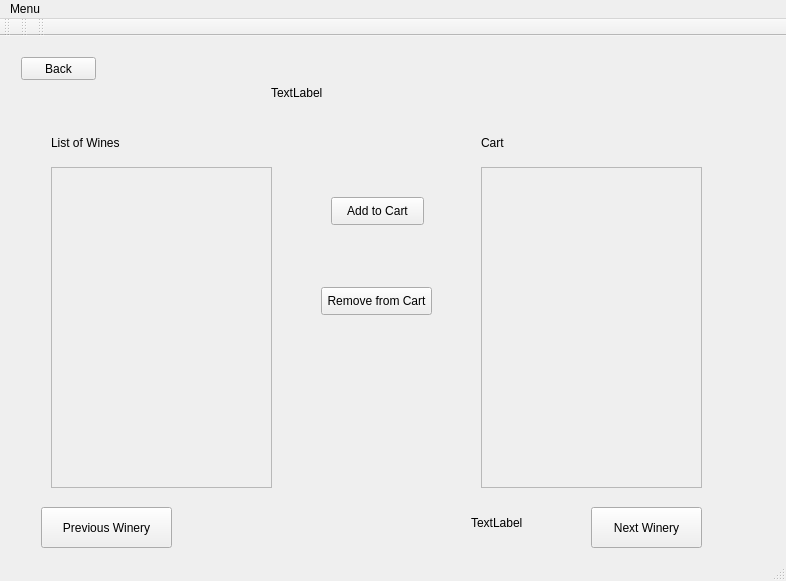
The window that WineryProject/mainwindow.ui (AustinVaday/CS1D-Class-Project-1) describes before a commit, drawn with Qt 5.
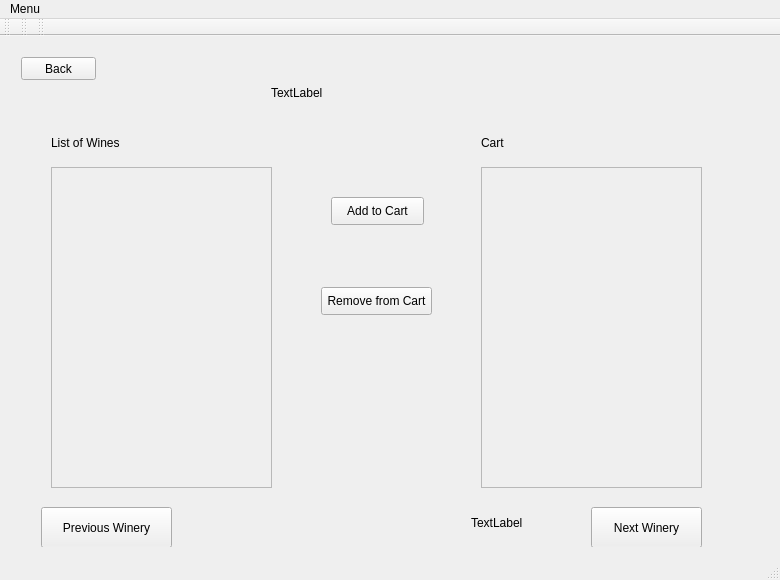
The same window after the commit. The open tabs and pages were chosen to show the change.

Commit message: Actual Final Touches

```diff
--- a/WineryProject/mainwindow.ui
+++ b/WineryProject/mainwindow.ui
@@ -6,8 +6,8 @@
    <rect>
     <x>0</x>
     <y>0</y>
-    <width>786</width>
-    <height>581</height>
+    <width>780</width>
+    <height>580</height>
    </rect>
   </property>
   <property name="windowTitle">
@@ -1677,7 +1677,7 @@
     <rect>
      <x>0</x>
      <y>0</y>
-     <width>786</width>
+     <width>780</width>
      <height>21</height>
     </rect>
    </property>
```
Left out of the diff: 2 changed lines with no effect on the pictures. The commit also changes 1 other file.
